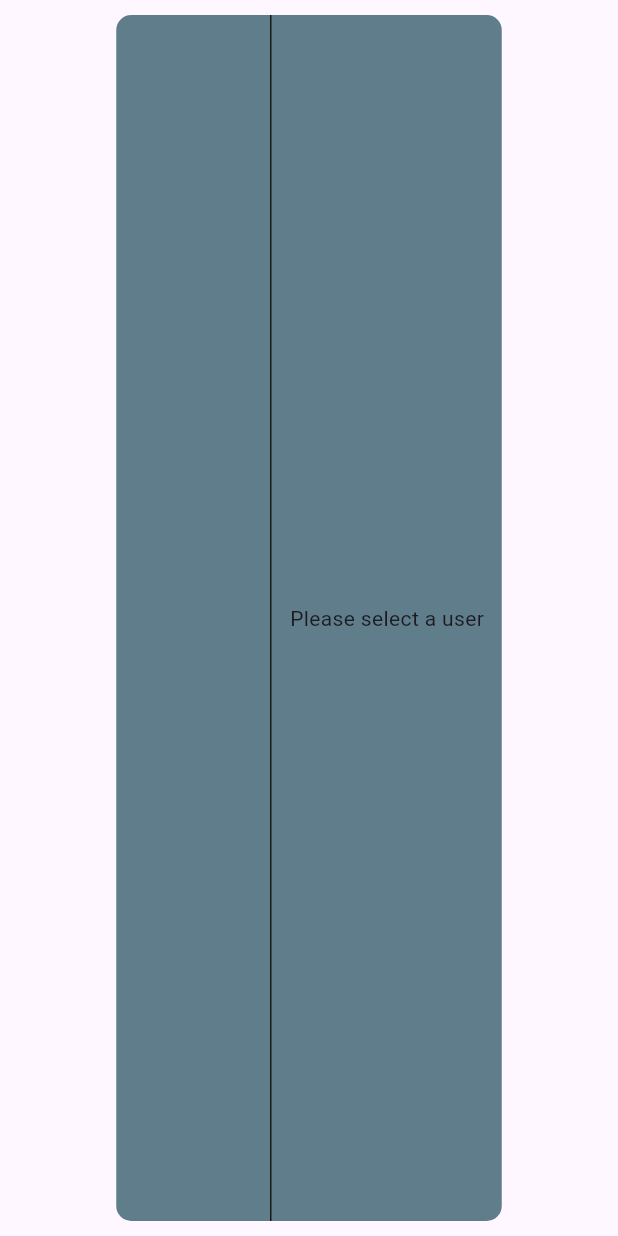
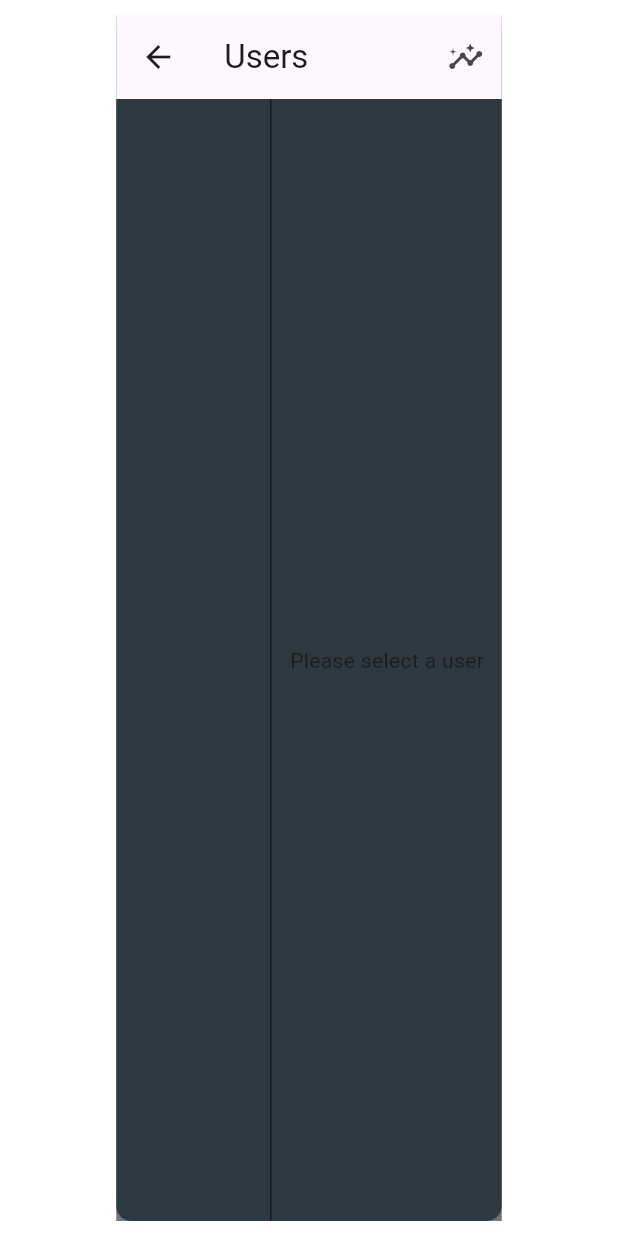
Before and after one commit to CarlsGalad/gona_admin, a Flutter app: the OurUsersScreen screen opened directly, on a phone screen of 412 x 824 dp. Run offline on Flutter 3.47's test engine with Material 3 defaults, Android fonts, the phone set to English and light mode, and no system bars; our stand-ins replace cloud_firestore, file_picker, firebase_auth, firebase_core, firebase_storage, fl_chart and 3 more; missing offline and left inert: image_network; accounts and stored records are empty.

Commit message:
Update users.dart

```diff
--- a/lib/user/users.dart
+++ b/lib/user/users.dart
@@ -1,5 +1,7 @@
 import 'package:cloud_firestore/cloud_firestore.dart';
 import 'package:flutter/material.dart';
+import 'package:gona_admin/user/insights.dart';
+import 'package:google_fonts/google_fonts.dart';
 import 'package:image_network/image_network.dart';
 import 'package:intl/intl.dart';
 
@@ -45,7 +47,25 @@ class OurUsersScreenState extends State<OurUsersScreen> {
           width: MediaQuery.of(context).size.width - 155,
           decoration: BoxDecoration(
               borderRadius: BorderRadius.circular(10), color: Colors.blueGrey),
-          child: Row(
+          child: Scaffold(
+            backgroundColor: Colors.black54,
+            appBar: AppBar(
+              title: Text(
+                'Users',
+                style: GoogleFonts.roboto(),
+              ),
+              actions: [
+                IconButton(
+                    onPressed: () {
+                      Navigator.push(
+                          context,
+                          MaterialPageRoute(
+                              builder: (context) => CustomerInsightsScreen()));
+                    },
+                    icon: Icon(Icons.insights))
+              ],
+            ),
+            body: Row(
               children: [
                 Expanded(
                   flex: 2,
@@ -65,6 +85,7 @@ class OurUsersScreenState extends State<OurUsersScreen> {
                       : _buildUserDetailsView(),
                 ),
               ],
+            ),
           ),
         ),
       ),
```
Lines whose indentation alone changed are shown as unchanged.
